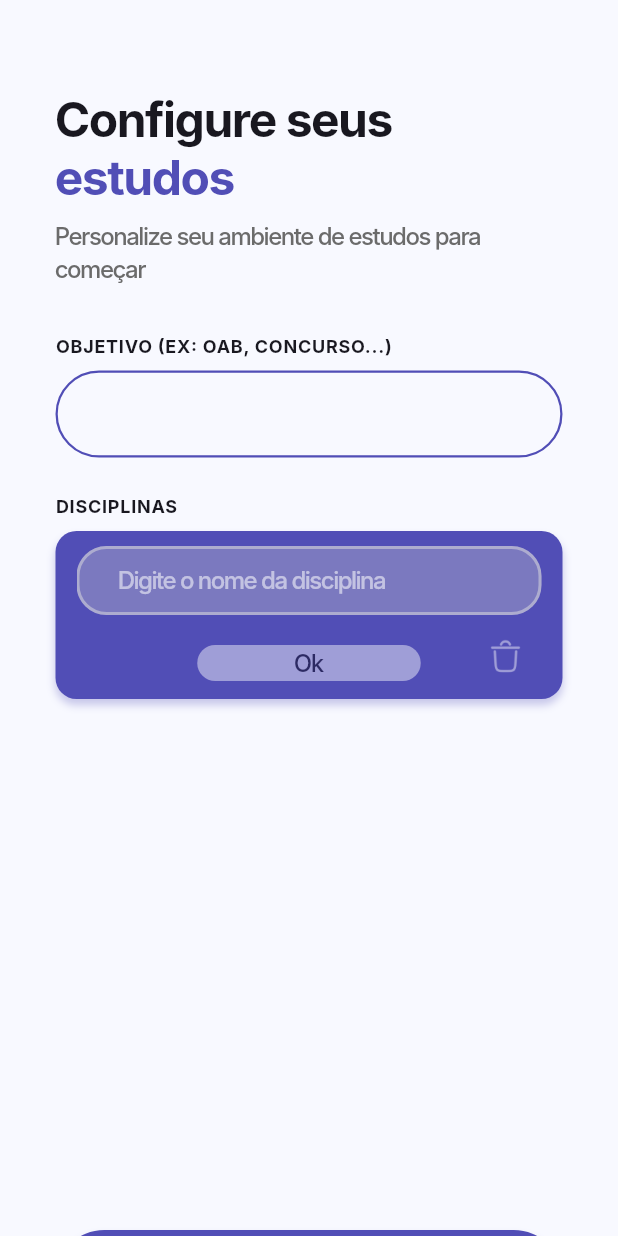
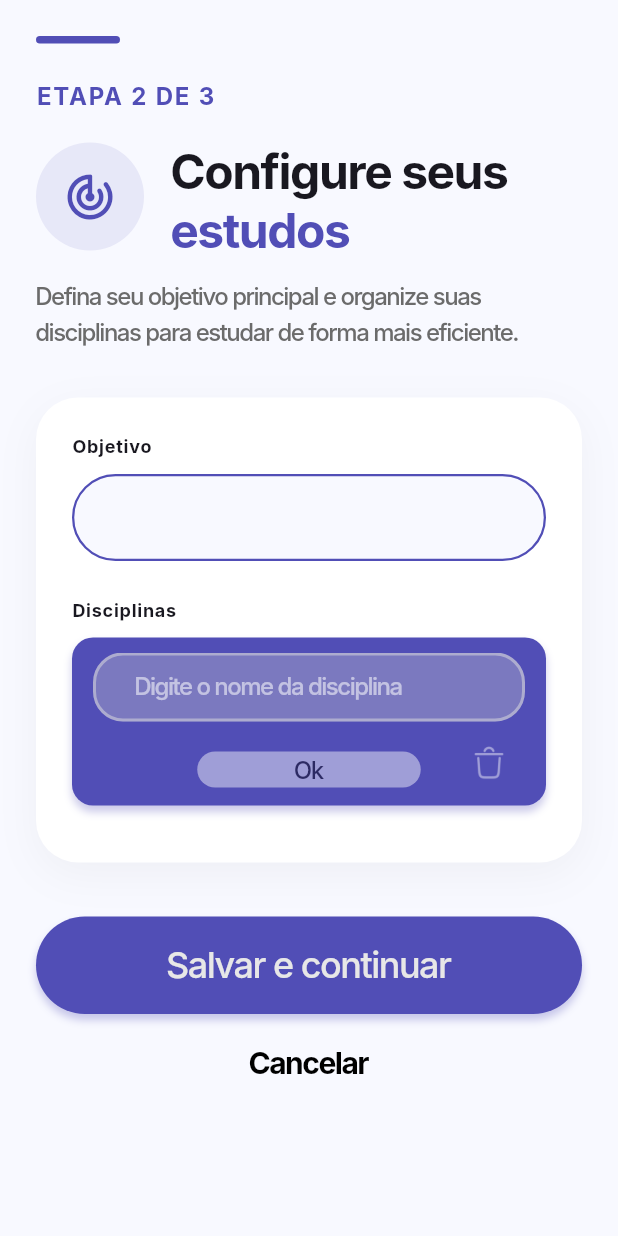
Before and after one commit to vitormarques7/flutter_academic_manager_app, a Flutter app: the IndependentConfigPage screen opened by its route, on a phone screen of 412 x 824 dp. Run offline on Flutter 3.47's test engine with Material 3 defaults, Android fonts, the phone set to English and light mode, and no system bars; our stand-ins replace cloud_firestore, firebase_auth, firebase_core, google_sign_in, table_calendar; accounts and stored records are empty; Roboto replaces fonts that are missing (Inter).

Commit message:
feat: melhorias do UI da config de escola e independente

```diff
--- a/lib/view/pages/independent_config_page.dart
+++ b/lib/view/pages/independent_config_page.dart
@@ -1,5 +1,6 @@
 import 'package:academic_manager_app/config/routes/app_routes.dart';
 import 'package:flutter/material.dart';
+
 import '../../config/theme/app_colors.dart';
 import '../../config/theme/app_text_styles.dart';
 import '../widgets/buttons/cancel_button.dart';
@@ -35,9 +36,14 @@
 
     try {
       await Future.delayed(const Duration(seconds: 1));
-      if (mounted) AppRoutes.toHome(context);
+
+      if (mounted) {
+        AppRoutes.toHome(context);
+      }
     } finally {
-      if (mounted) setState(() => isLoading = false);
+      if (mounted) {
+        setState(() => isLoading = false);
+      }
     }
   }
 
@@ -49,15 +55,59 @@
         child: Form(
           key: formKey,
           child: SingleChildScrollView(
-            padding: const EdgeInsets.fromLTRB(37, 60, 37, 40),
+            padding: const EdgeInsets.fromLTRB(24, 24, 24, 32),
             child: Column(
               crossAxisAlignment: CrossAxisAlignment.start,
               children: [
-                RichText(
+                // Indicador superior
+                Container(
+                  width: 56,
+                  height: 5,
+                  decoration: BoxDecoration(
+                    color: AppColors.primary,
+                    borderRadius: BorderRadius.circular(99),
+                  ),
+                ),
+
+                const SizedBox(height: 24),
+
+                Text(
+                  'ETAPA 2 DE 3',
+                  style: AppTextStyles.bodyRegular.copyWith(
+                    color: AppColors.primary,
+                    fontWeight: FontWeight.w700,
+                    letterSpacing: 1.2,
+                  ),
+                ),
+
+                const SizedBox(height: 20),
+
+                // Cabeçalho
+                Row(
+                  crossAxisAlignment: CrossAxisAlignment.start,
+                  children: [
+                    Container(
+                      width: 72,
+                      height: 72,
+                      decoration: BoxDecoration(
+                        color: AppColors.primary.withOpacity(0.10),
+                        shape: BoxShape.circle,
+                      ),
+                      child: Icon(
+                        Icons.track_changes_rounded,
+                        color: AppColors.primary,
+                        size: 36,
+                      ),
+                    ),
+
+                    const SizedBox(width: 18),
+
+                    Expanded(
+                      child: RichText(
                         text: TextSpan(
-                    text: 'Configure seus\n',
                           style: AppTextStyles.headline2,
                           children: [
+                            const TextSpan(text: 'Configure seus\n'),
                             TextSpan(
                               text: 'estudos',
                               style: AppTextStyles.headline2.copyWith(
@@ -67,25 +117,54 @@
                           ],
                         ),
                       ),
-                const SizedBox(height: 8),
+                    ),
+                  ],
+                ),
+
+                const SizedBox(height: 12),
+
                 Text(
-                  'Personalize seu ambiente de estudos para começar',
-                  style: AppTextStyles.bodyRegular,
+                  'Defina seu objetivo principal e organize suas disciplinas para estudar de forma mais eficiente.',
+                  style: AppTextStyles.bodyRegular.copyWith(height: 1.5),
                 ),
 
                 const SizedBox(height: 32),
 
-                const SectionLabel(label: 'OBJETIVO (EX: OAB, CONCURSO...)'),
-                const SizedBox(height: 8),
+                // Card principal
+                Container(
+                  padding: const EdgeInsets.all(24),
+                  decoration: BoxDecoration(
+                    color: Colors.white,
+                    borderRadius: BorderRadius.circular(28),
+                    boxShadow: [
+                      BoxShadow(
+                        color: Colors.black.withOpacity(0.04),
+                        blurRadius: 24,
+                        offset: const Offset(0, 8),
+                      ),
+                    ],
+                  ),
+                  child: Column(
+                    crossAxisAlignment: CrossAxisAlignment.start,
+                    children: [
+                      const SectionLabel(label: 'Objetivo'),
+
+                      const SizedBox(height: 10),
+
                       ConfigTextField(controller: goalController),
 
                       const SizedBox(height: 24),
 
-                const SectionLabel(label: 'DISCIPLINAS'),
-                const SizedBox(height: 8),
+                      const SectionLabel(label: 'Disciplinas'),
+
+                      const SizedBox(height: 10),
+
                       const DisciplineSetupList(),
+                    ],
+                  ),
+                ),
 
-                const SizedBox(height: 340),
+                const SizedBox(height: 36),
 
                 PrimaryButton(
                   label: 'Salvar e continuar',
@@ -93,7 +172,7 @@
                   isLoading: isLoading,
                 ),
 
-                const SizedBox(height: 14),
+                const SizedBox(height: 12),
 
                 const CancelButton(),
               ],
```
Also changed, not shown: lib/view/pages/high_school_config_page.dart (+93 -19 lines). Lines whose indentation alone changed are shown as unchanged.
